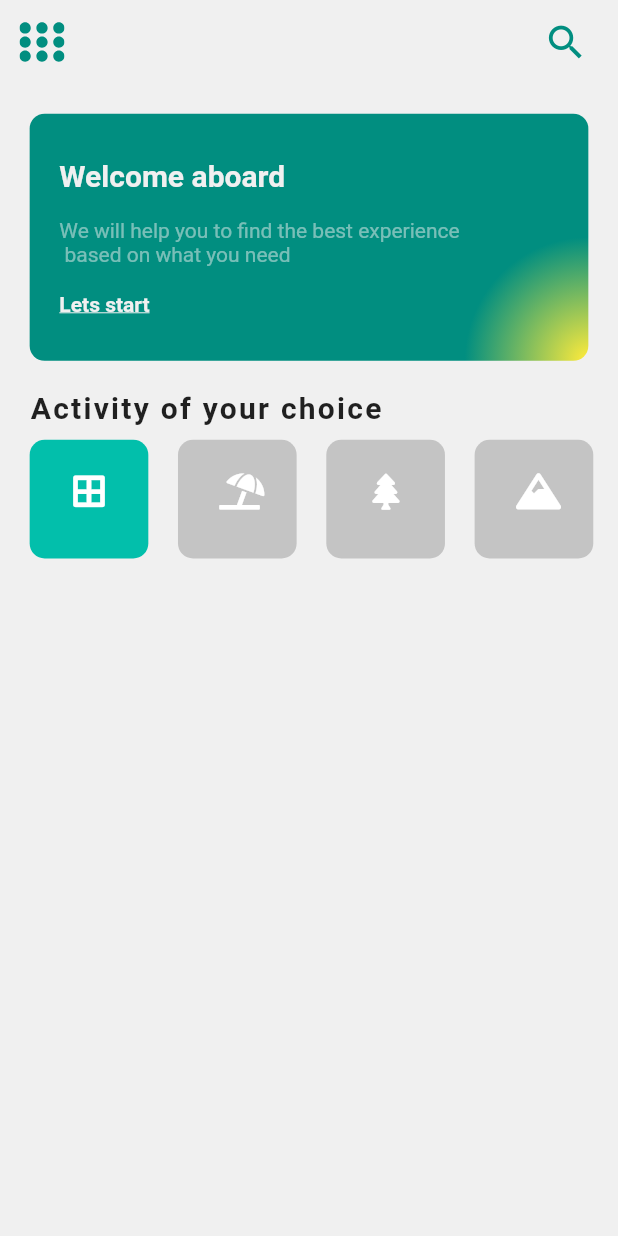
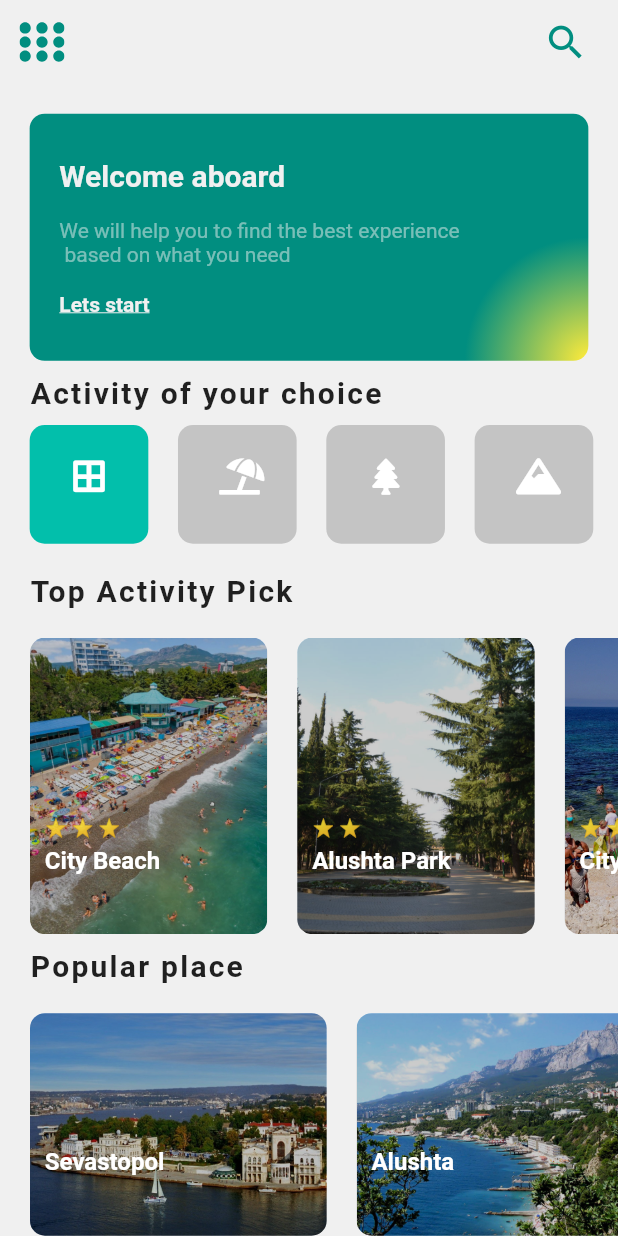
Before and after one commit to yellowswordg/travell_recomendation, a Flutter app: the screen it shows after launch, on a phone screen of 412 x 824 dp. Run offline on Flutter 3.47's test engine with Material 2 defaults, Android fonts, the phone set to English and light mode, and no system bars; our stand-ins replace flutter_svg, font_awesome_flutter.

Commit message:
Add Activity carousel and popular place carousel
Created two widgets to display carousels of cities and activities.

```diff
--- a/lib/data/data.dart
+++ b/lib/data/data.dart
@@ -58,3 +58,9 @@ List<IconTile> iconTiles = [
   IconTile(icon: FontAwesomeIcons.mountain, lable: 'Mountain'),
   IconTile(icon: FontAwesomeIcons.fish, lable: 'FishingsW'),
 ];
+final activityTop = [
+  alushtaCityBeach,
+  alushtaPark,
+  sevastopalBlueLagon,
+  sevastopalPark
+];
--- a/lib/screens/home_screen/home_screen.dart
+++ b/lib/screens/home_screen/home_screen.dart
@@ -3,6 +3,8 @@ import 'package:flutter_svg/flutter_svg.dart';
 import 'package:font_awesome_flutter/font_awesome_flutter.dart';
 import 'package:travell_recomendation/data/data.dart';
 import 'package:travell_recomendation/models/models.dart';
+import 'package:travell_recomendation/screens/home_screen/widgets/activity_carousel.dart';
+import 'package:travell_recomendation/screens/home_screen/widgets/destination_carousel.dart';
 
 import 'package:travell_recomendation/screens/home_screen/widgets/widgets.dart';
 import 'package:travell_recomendation/utils/constants.dart';
@@ -64,20 +66,23 @@ class _HomeScreenState extends State<HomeScreen> {
               padding: EdgeInsets.symmetric(horizontal: defaultSize * 2),
               child: HelpBanner(defaultSize: defaultSize),
             ),
-            SizedBox(
-              height: defaultSize * 2,
-            ),
+            SizedBox(height: defaultSize * 1),
             Column(
               crossAxisAlignment: CrossAxisAlignment.start,
               children: [
                 CustomTitle(
                     defaultSize: defaultSize, title: 'Activity of your choice'),
                 IconTileRow(
-                    defaultSize: defaultSize,
-                    icons: _icons,
-                    iconTiles: _iconTiles),
+                  defaultSize: defaultSize,
+                  icons: _icons,
+                  iconTiles: _iconTiles,
+                ),
               ],
             ),
+            SizedBox(height: defaultSize * 1),
+            ActivityCarousel(defaultSize: defaultSize),
+            SizedBox(height: defaultSize * 1),
+            DestinationCarousel(defaultSize: defaultSize)
           ],
         ),
       ),
--- /dev/null
+++ b/lib/screens/home_screen/widgets/activity_carousel.dart
@@ -0,0 +1,100 @@
+import 'package:flutter/material.dart';
+import 'package:travell_recomendation/data/data.dart';
+import 'package:travell_recomendation/models/models.dart';
+import 'package:travell_recomendation/screens/home_screen/widgets/widgets.dart';
+
+class ActivityCarousel extends StatelessWidget {
+  const ActivityCarousel({
+    Key key,
+    @required this.defaultSize,
+  }) : super(key: key);
+
+  final double defaultSize;
+  Text _buildRatingStars(int rating) {
+    String stars = '';
+    for (int i = 0; i < rating; i++) {
+      stars += '⭐ ';
+    }
+    stars.trim();
+    return Text(
+      stars,
+      style: TextStyle(fontSize: defaultSize * 1.2),
+    );
+  }
+
+  @override
+  Widget build(BuildContext context) {
+    return Column(
+      crossAxisAlignment: CrossAxisAlignment.start,
+      children: [
+        CustomTitle(
+          defaultSize: defaultSize,
+          title: "Top Activity Pick",
+        ),
+        SizedBox(height: defaultSize * 2),
+        Container(
+          height: defaultSize * 20,
+          child: ListView.builder(
+            padding: EdgeInsets.only(left: 10),
+            scrollDirection: Axis.horizontal,
+            itemCount: activityTop.length,
+            itemBuilder: (context, index) {
+              Activity activity = activityTop[index];
+              return Padding(
+                padding: const EdgeInsets.only(left: 10, right: 10),
+                child: Container(
+                  width: defaultSize * 16,
+                  decoration: BoxDecoration(
+                    color: Colors.white,
+                    borderRadius: BorderRadius.circular(10),
+                  ),
+                  child: Stack(
+                    children: [
+                      ClipRRect(
+                        borderRadius: BorderRadius.circular(10),
+                        child: Image(
+                          height: defaultSize * 20,
+                          fit: BoxFit.cover,
+                          image: AssetImage(
+                            activity.imageUrl,
+                          ),
+                        ),
+                      ),
+                      Container(
+                        decoration: BoxDecoration(
+                          color: Colors.black.withOpacity(0.2),
+                          borderRadius: BorderRadius.circular(10),
+                        ),
+                      ),
+                      Positioned(
+                        bottom: defaultSize * 4,
+                        left: defaultSize,
+                        child: Column(
+                          crossAxisAlignment: CrossAxisAlignment.start,
+                          children: [
+                            _buildRatingStars(activity.rating),
+                            SizedBox(
+                              height: defaultSize * 0.5,
+                            ),
+                            Text(
+                              activity.name,
+                              style: TextStyle(
+                                color: Colors.white,
+                                fontSize: 16,
+                                fontWeight: FontWeight.bold,
+                              ),
+                            ),
+                          ],
+                        ),
+                      )
+                    ],
+                  ),
+                ),
+              );
+            },
+          ),
+        )
+      ],
+    );
+  }
+}
--- /dev/null
+++ b/lib/screens/home_screen/widgets/destination_carousel.dart
@@ -0,0 +1,99 @@
+import 'package:flutter/material.dart';
+import 'package:travell_recomendation/data/data.dart';
+import 'package:travell_recomendation/models/models.dart';
+import 'package:travell_recomendation/screens/home_screen/widgets/widgets.dart';
+
+class DestinationCarousel extends StatelessWidget {
+  const DestinationCarousel({
+    Key key,
+    @required this.defaultSize,
+  }) : super(key: key);
+
+  final double defaultSize;
+  Text _buildRatingStars(int rating) {
+    String stars = '';
+    for (int i = 0; i < rating; i++) {
+      stars += '⭐ ';
+    }
+    stars.trim();
+    return Text(
+      stars,
+      style: TextStyle(fontSize: defaultSize * 1.2),
+    );
+  }
+
+  @override
+  Widget build(BuildContext context) {
+    return Column(
+      crossAxisAlignment: CrossAxisAlignment.start,
+      children: [
+        CustomTitle(
+          defaultSize: defaultSize,
+          title: "Popular place",
+        ),
+        SizedBox(height: defaultSize * 2),
+        Container(
+          height: defaultSize * 15,
+          child: ListView.builder(
+            padding: EdgeInsets.only(left: 10),
+            scrollDirection: Axis.horizontal,
+            itemCount: destinations.length,
+            itemBuilder: (context, index) {
+              Destination destination = destinations[index];
+              return Padding(
+                padding: const EdgeInsets.only(left: 10, right: 10),
+                child: Container(
+                  width: defaultSize * 20,
+                  decoration: BoxDecoration(
+                    color: Colors.white,
+                    borderRadius: BorderRadius.circular(10),
+                  ),
+                  child: Stack(
+                    children: [
+                      ClipRRect(
+                        borderRadius: BorderRadius.circular(10),
+                        child: Image(
+                          height: defaultSize * 20,
+                          fit: BoxFit.cover,
+                          image: AssetImage(
+                            destination.imageUrl,
+                          ),
+                        ),
+                      ),
+                      Container(
+                        decoration: BoxDecoration(
+                          color: Colors.black.withOpacity(0.2),
+                          borderRadius: BorderRadius.circular(10),
+                        ),
+                      ),
+                      Positioned(
+                        bottom: defaultSize * 4,
+                        left: defaultSize,
+                        child: Column(
+                          crossAxisAlignment: CrossAxisAlignment.start,
+                          children: [
+                            SizedBox(
+                              height: defaultSize * 0.5,
+                            ),
+                            Text(
+                              destination.city,
+                              style: TextStyle(
+                                color: Colors.white,
+                                fontSize: 16,
+                                fontWeight: FontWeight.bold,
+                              ),
+                            ),
+                          ],
+                        ),
+                      )
+                    ],
+                  ),
+                ),
+              );
+            },
+          ),
+        )
+      ],
+    );
+  }
+}
```
Also changed, not shown: assets/images/sevastopol.jpg, 1 other file.
